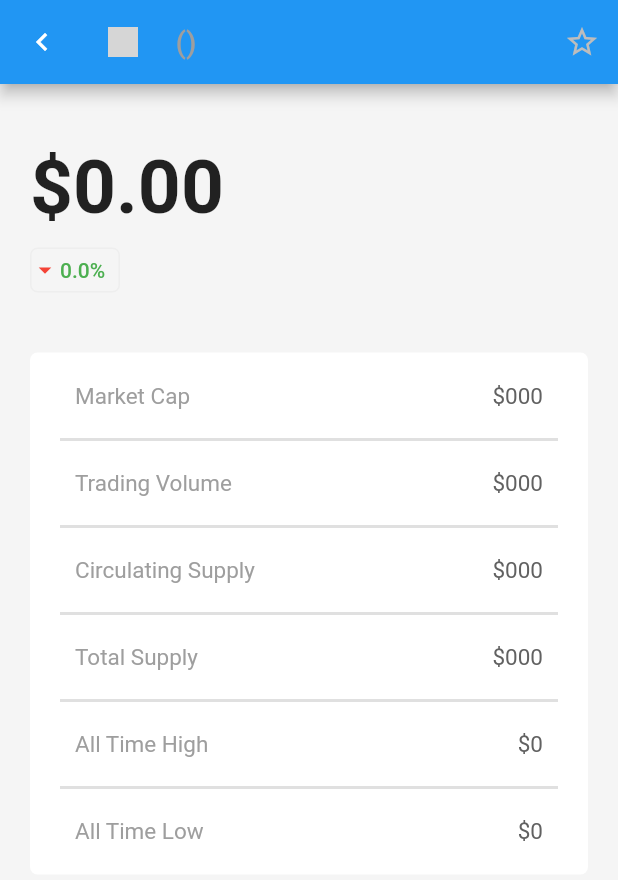
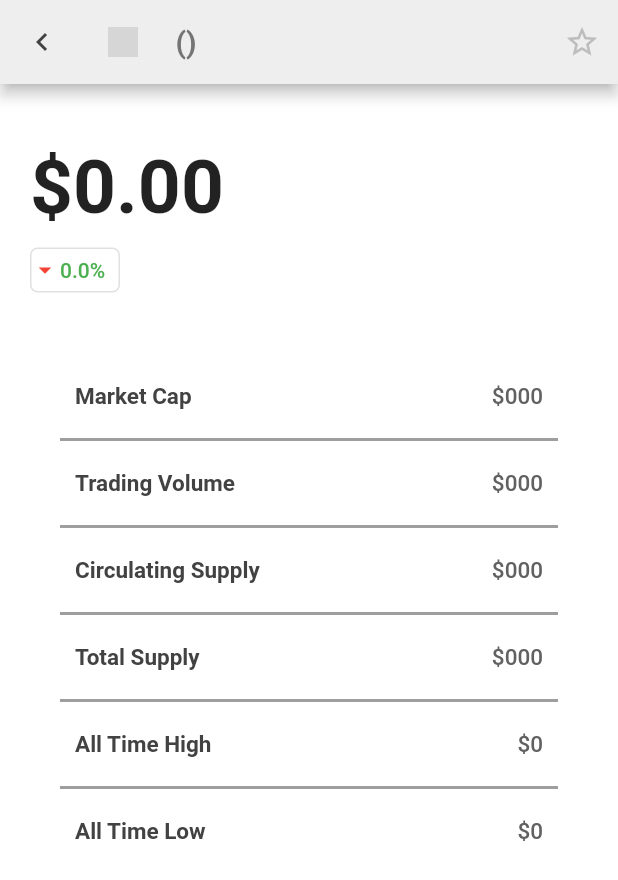
Before and after one commit to ariessa-deriv/cryptmark, a Flutter app: the CoinDetail screen opened directly with empty values, on a phone screen of 412 x 824 dp. Shown: the top 880 px of the screen. Run offline on Flutter 3.47's test engine with Material 2 defaults, Android fonts, the phone set to English and light mode, and no system bars; our stand-ins replace flutter_bloc, shared_preferences; accounts and stored records are empty; network calls fail; grey boxes are pictures that could not be loaded.

Commit message:
update theme

```diff
--- a/lib/pages/coin_detail_page.dart
+++ b/lib/pages/coin_detail_page.dart
@@ -24,35 +24,35 @@ class _CoinDetailState extends State<CoinDetail> {
     // Create an instance of SharedPreferences
     final prefs = await SharedPreferences.getInstance();
 
-    // Get current watchlist
-    List<String>? currentWatchlist = prefs.getStringList('watchlist');
-    print(currentWatchlist);
+    // // Get current watchlist
+    // List<String>? currentWatchlist = prefs.getStringList('watchlist');
+    // print(currentWatchlist);
 
-    // Check if coin already exists in watchlist or not
-    if (!currentWatchlist!.contains(coinDetail)) {
-      // If coin does not exist in watchlist, add coin to watchlist
-      currentWatchlist.add(coinDetail);
+    // // Check if coin already exists in watchlist or not
+    // if (!currentWatchlist!.contains(coinDetail)) {
+    //   // If coin does not exist in watchlist, add coin to watchlist
+    //   currentWatchlist.add(coinDetail);
 
-      // Update watchlist value in SharedPreferences
-      prefs.setString('watchList', jsonEncode(coinDetail));
-    }
+    //   // Update watchlist value in SharedPreferences
+    //   prefs.setString('watchList', jsonEncode(coinDetail));
+    // }
   }
 
   Future<void> removeCoinToWatchlist(dynamic coinDetail) async {
     // Create an instance of SharedPreferences
     final prefs = await SharedPreferences.getInstance();
 
-    // Get current watchlist
-    List<String>? currentWatchlist = prefs.getStringList('watchlist');
+    // // Get current watchlist
+    // List<String>? currentWatchlist = prefs.getStringList('watchlist');
 
-    // Check if coin already exists in watchlist or not
-    if (currentWatchlist!.contains(coinDetail)) {
-      // If coin exist in watchlist, remove coin from watchlist
-      currentWatchlist.removeWhere((element) => element == 'eth');
+    // // Check if coin already exists in watchlist or not
+    // if (currentWatchlist!.contains(coinDetail)) {
+    //   // If coin exist in watchlist, remove coin from watchlist
+    //   currentWatchlist.removeWhere((element) => element == 'eth');
 
-      // Update watchlist value in SharedPreferences
-      prefs.setString('watchList', jsonEncode(coinDetail));
-    }
+    //   // Update watchlist value in SharedPreferences
+    //   prefs.setString('watchList', jsonEncode(coinDetail));
+    // }
   }
 
   bool doesCoinExists(coin) {
@@ -69,8 +69,13 @@ class _CoinDetailState extends State<CoinDetail> {
     return Consumer(
       builder: (context, ThemeModel themeNotifier, child) {
         return Scaffold(
-          backgroundColor: Colors.grey.shade100,
+          backgroundColor: themeNotifier.isDark
+              ? Colors.grey.shade900
+              : Color.fromARGB(245, 255, 255, 255),
           appBar: AppBar(
+            backgroundColor: themeNotifier.isDark
+                ? Colors.grey.shade800
+                : Colors.grey.shade200,
             title: Row(
               mainAxisAlignment: MainAxisAlignment.start,
               crossAxisAlignment: CrossAxisAlignment.center,
@@ -82,7 +87,9 @@ class _CoinDetailState extends State<CoinDetail> {
                     textAlign: TextAlign.center,
                     style: TextStyle(
                         fontWeight: FontWeight.w500,
-                        color: Colors.grey.shade700)),
+                        color: themeNotifier.isDark
+                            ? Colors.white
+                            : Colors.grey.shade700)),
                 SizedBox(
                   width: 5,
                 ),
@@ -90,8 +97,10 @@ class _CoinDetailState extends State<CoinDetail> {
                     "(${widget.coinDetail['symbol'].toString().toUpperCase()})",
                     textAlign: TextAlign.center,
                     style: TextStyle(
-                        fontWeight: FontWeight.w500,
-                        color: Colors.grey.shade500)),
+                        fontWeight: FontWeight.w700,
+                        color: themeNotifier.isDark
+                            ? Colors.grey.shade500
+                            : Colors.grey.shade600)),
               ],
             ),
             actions: [
@@ -116,7 +125,8 @@ class _CoinDetailState extends State<CoinDetail> {
             leading: IconButton(
               icon: Icon(
                 Icons.keyboard_arrow_left,
-                color: Colors.white,
+                color:
+                    themeNotifier.isDark ? Colors.white : Colors.grey.shade800,
               ),
               onPressed: () {
                 Navigator.pop(context);
@@ -145,7 +155,9 @@ class _CoinDetailState extends State<CoinDetail> {
                     decoration: BoxDecoration(
                         borderRadius: BorderRadius.circular(5),
                         border: Border.all(
-                          color: Colors.grey.shade200,
+                          color: themeNotifier.isDark
+                              ? Colors.grey.shade800
+                              : Colors.grey.shade300,
                         )),
                     child: Row(
                       children: [
@@ -182,8 +194,11 @@ class _CoinDetailState extends State<CoinDetail> {
                 margin: EdgeInsets.all(20),
                 padding: EdgeInsets.all(20.0),
                 decoration: BoxDecoration(
-                    borderRadius: BorderRadius.circular(5),
-                    color: Colors.white),
+                  borderRadius: BorderRadius.circular(5),
+                  color: themeNotifier.isDark
+                      ? Color.fromARGB(255, 47, 46, 46)
+                      : Colors.white,
+                ),
                 child: Column(
                     crossAxisAlignment: CrossAxisAlignment.start,
                     mainAxisSize: MainAxisSize.min,
@@ -195,14 +210,18 @@ class _CoinDetailState extends State<CoinDetail> {
                           children: [
                             Text('Market Cap',
                                 style: TextStyle(
-                                    fontWeight: FontWeight.w400,
-                                    color: Colors.grey.shade500,
+                                    fontWeight: FontWeight.w600,
+                                    color: themeNotifier.isDark
+                                        ? Colors.grey.shade500
+                                        : Colors.grey.shade800,
                                     fontSize: 15)),
                             Text(
                                 '\$${NumberFormat('###,###,000').format(widget.coinDetail['market_cap'])}',
                                 style: TextStyle(
-                                    fontWeight: FontWeight.w400,
-                                    color: Colors.grey.shade700,
+                                    fontWeight: FontWeight.w500,
+                                    color: themeNotifier.isDark
+                                        ? Colors.white
+                                        : Colors.grey.shade700,
                                     fontSize: 15))
                           ],
                         ),
@@ -212,7 +231,9 @@ class _CoinDetailState extends State<CoinDetail> {
                         thickness: 2,
                         indent: 0,
                         endIndent: 0,
-                        color: Colors.grey.shade300,
+                        color: themeNotifier.isDark
+                            ? Colors.grey.shade700
+                            : Colors.grey.shade500,
                       ),
                       Container(
                         padding: EdgeInsets.symmetric(horizontal: 10),
@@ -221,14 +242,18 @@ class _CoinDetailState extends State<CoinDetail> {
                           children: [
                             Text('Trading Volume',
                                 style: TextStyle(
-                                    fontWeight: FontWeight.w400,
-                                    color: Colors.grey.shade500,
+                                    fontWeight: FontWeight.w600,
+                                    color: themeNotifier.isDark
+                                        ? Colors.grey.shade500
+                                        : Colors.grey.shade800,
                                     fontSize: 15)),
                             Text(
                                 '\$${NumberFormat('###,###,000').format(widget.coinDetail['total_volume'])}',
                                 style: TextStyle(
-                                    fontWeight: FontWeight.w400,
-                                    color: Colors.grey.shade700,
+                                    fontWeight: FontWeight.w500,
+                                    color: themeNotifier.isDark
+                                        ? Colors.white
+                                        : Colors.grey.shade700,
                                     fontSize: 15))
                           ],
                         ),
@@ -238,7 +263,9 @@ class _CoinDetailState extends State<CoinDetail> {
                         thickness: 2,
                         indent: 0,
                         endIndent: 0,
-                        color: Colors.grey.shade300,
+                        color: themeNotifier.isDark
+                            ? Colors.grey.shade700
+                            : Colors.grey.shade500,
                       ),
                       Container(
                         padding: EdgeInsets.symmetric(horizontal: 10),
@@ -247,14 +274,18 @@ class _CoinDetailState extends State<CoinDetail> {
                           children: [
                             Text('Circulating Supply',
                                 style: TextStyle(
-                                    fontWeight: FontWeight.w400,
-                                    color: Colors.grey.shade500,
+                                    fontWeight: FontWeight.w600,
+                                    color: themeNotifier.isDark
+                                        ? Colors.grey.shade500
+                                        : Colors.grey.shade800,
                                     fontSize: 15)),
                             Text(
                                 '\$${NumberFormat('###,###,000').format(widget.coinDetail['circulating_supply'])}',
                                 style: TextStyle(
-                                    fontWeight: FontWeight.w400,
-                                    color: Colors.grey.shade700,
+                                    fontWeight: FontWeight.w500,
+                                    color: themeNotifier.isDark
+                                        ? Colors.white
+                                        : Colors.grey.shade700,
                                     fontSize: 15))
                           ],
                         ),
@@ -264,7 +295,9 @@ class _CoinDetailState extends State<CoinDetail> {
                         thickness: 2,
                         indent: 0,
                         endIndent: 0,
-                        color: Colors.grey.shade300,
+                        color: themeNotifier.isDark
+                            ? Colors.grey.shade700
+                            : Colors.grey.shade500,
                       ),
                       Container(
                         padding: EdgeInsets.symmetric(horizontal: 10),
@@ -273,16 +306,20 @@ class _CoinDetailState extends State<CoinDetail> {
                           children: [
                             Text('Total Supply',
                                 style: TextStyle(
-                                    fontWeight: FontWeight.w400,
-                                    color: Colors.grey.shade500,
+                                    fontWeight: FontWeight.w600,
+                                    color: themeNotifier.isDark
+                                        ? Colors.grey.shade500
+                                        : Colors.grey.shade800,
                                     fontSize: 15)),
                             Text(
                                 widget.coinDetail['total_supply'] == null
                                     ? '?'
                                     : '\$${NumberFormat('###,###,###,###,###,###,###,###,000').format(widget.coinDetail['total_supply'])}',
                                 style: TextStyle(
-                                    fontWeight: FontWeight.w400,
-                                    color: Colors.grey.shade700,
+                                    fontWeight: FontWeight.w500,
+                                    color: themeNotifier.isDark
+                                        ? Colors.white
+                                        : Colors.grey.shade700,
                                     fontSize: 15))
                           ],
                         ),
@@ -292,7 +329,9 @@ class _CoinDetailState extends State<CoinDetail> {
                         thickness: 2,
                         indent: 0,
                         endIndent: 0,
-                        color: Colors.grey.shade300,
+                        color: themeNotifier.isDark
+                            ? Colors.grey.shade700
+                            : Colors.grey.shade500,
                       ),
                       Container(
                         padding: EdgeInsets.symmetric(horizontal: 10),
@@ -301,13 +340,17 @@ class _CoinDetailState extends State<CoinDetail> {
                           children: [
                             Text('All Time High',
                                 style: TextStyle(
-                                    fontWeight: FontWeight.w400,
-                                    color: Colors.grey.shade500,
+                                    fontWeight: FontWeight.w600,
+                                    color: themeNotifier.isDark
+                                        ? Colors.grey.shade500
+                                        : Colors.grey.shade800,
                                     fontSize: 15)),
                             Text('\$${widget.coinDetail['ath']}',
                                 style: TextStyle(
-                                    fontWeight: FontWeight.w400,
-                                    color: Colors.grey.shade700,
+                                    fontWeight: FontWeight.w500,
+                                    color: themeNotifier.isDark
+                                        ? Colors.white
+                                        : Colors.grey.shade700,
                                     fontSize: 15))
                           ],
                         ),
@@ -317,7 +360,9 @@ class _CoinDetailState extends State<CoinDetail> {
                         thickness: 2,
                         indent: 0,
                         endIndent: 0,
-                        color: Colors.grey.shade300,
+                        color: themeNotifier.isDark
+                            ? Colors.grey.shade700
+                            : Colors.grey.shade500,
                       ),
                       Container(
                         padding: EdgeInsets.symmetric(horizontal: 10),
@@ -326,13 +371,17 @@ class _CoinDetailState extends State<CoinDetail> {
                           children: [
                             Text('All Time Low',
                                 style: TextStyle(
-                                    fontWeight: FontWeight.w400,
-                                    color: Colors.grey.shade500,
+                                    fontWeight: FontWeight.w600,
+                                    color: themeNotifier.isDark
+                                        ? Colors.grey.shade500
+                                        : Colors.grey.shade800,
                                     fontSize: 15)),
                             Text('\$${widget.coinDetail['atl']}',
                                 style: TextStyle(
-                                    fontWeight: FontWeight.w400,
-                                    color: Colors.grey.shade700,
+                                    fontWeight: FontWeight.w500,
+                                    color: themeNotifier.isDark
+                                        ? Colors.white
+                                        : Colors.grey.shade700,
                                     fontSize: 15))
                           ],
                         ),
```
Also changed, not shown: lib/pages/home_page.dart (+14 -4 lines), lib/pages/watchlist_page.dart (+44 -14 lines), lib/widgets/bottom_navigation_bar.dart (+10 -6 lines).
